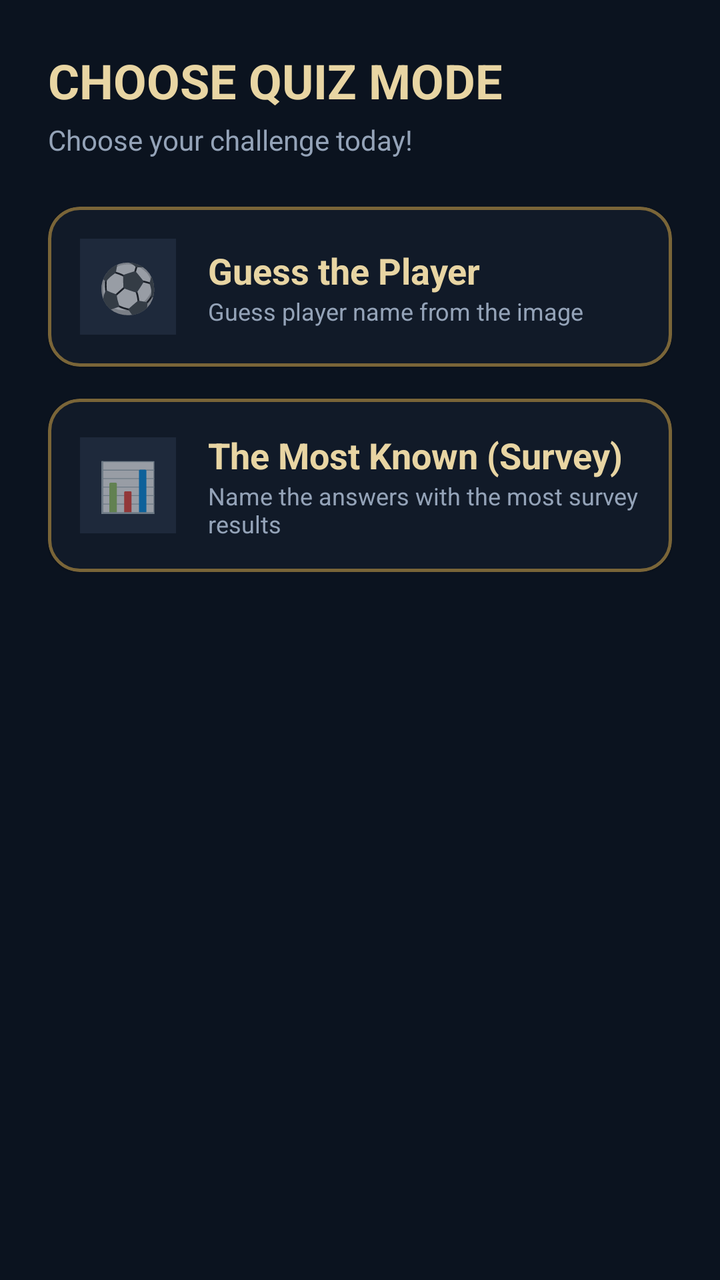
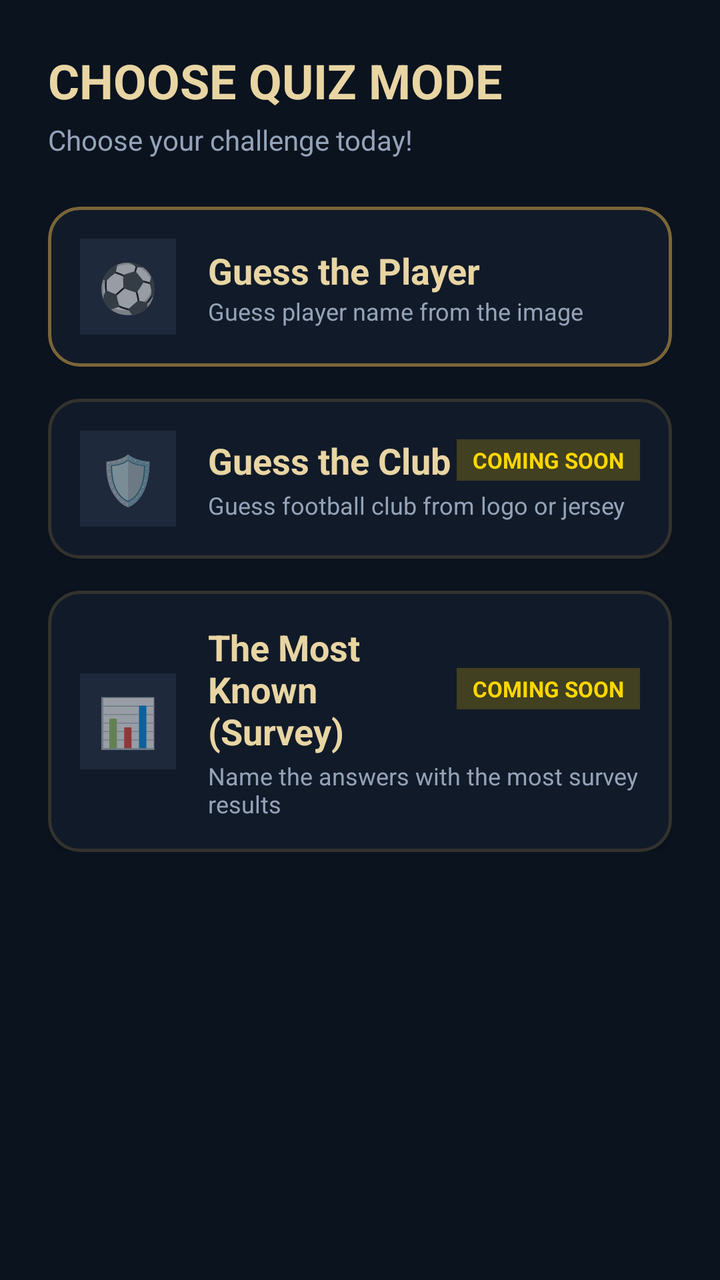

Two renders of the same Android screen: before a commit and after it. Below are the layout's source before the change and the commit's diff.
<!-- AndroidManifest.xml: application theme Theme.KuisTebakBola -->
<!-- res/layout/activity_category.xml -->
<?xml version="1.0" encoding="utf-8"?>
<RelativeLayout xmlns:android="http://schemas.android.com/apk/res/android"
    xmlns:app="http://schemas.android.com/apk/res-auto"
    android:layout_width="match_parent"
    android:layout_height="match_parent"
    android:background="#0B131F">

    
    <LinearLayout
        android:id="@+id/headerLayout"
        android:layout_width="match_parent"
        android:layout_height="wrap_content"
        android:orientation="vertical"
        android:padding="24dp">

        <TextView
            android:layout_width="wrap_content"
            android:layout_height="wrap_content"
            android:text="@string/title_choose_mode"
            android:textColor="#E8D5A3"
            android:textSize="24sp"
            android:textStyle="bold" />

        <TextView
            android:layout_width="wrap_content"
            android:layout_height="wrap_content"
            android:layout_marginTop="4dp"
            android:text="@string/subtitle_choose_mode"
            android:textColor="#94A3B8"
            android:textSize="14sp" />
    </LinearLayout>

    
    <LinearLayout
        android:layout_width="match_parent"
        android:layout_height="wrap_content"
        android:layout_below="@id/headerLayout"
        android:orientation="vertical"
        android:paddingHorizontal="24dp">

        
        <com.google.android.material.card.MaterialCardView
            android:id="@+id/cardTebakPemain"
            android:layout_width="match_parent"
            android:layout_height="wrap_content"
            android:layout_marginBottom="16dp"
            android:clickable="true"
            android:focusable="true"
            app:cardBackgroundColor="#111A28"
            app:cardCornerRadius="16dp"
            app:strokeColor="#7A6538"
            app:strokeWidth="1.5dp">

            <LinearLayout
                android:layout_width="match_parent"
                android:layout_height="wrap_content"
                android:gravity="center_vertical"
                android:orientation="horizontal"
                android:padding="16dp">

                <TextView
                    android:layout_width="48dp"
                    android:layout_height="48dp"
                    android:background="#1E293B"
                    android:gravity="center"
                    android:text="⚽"
                    android:textSize="24sp" />

                <LinearLayout
                    android:layout_width="0dp"
                    android:layout_height="wrap_content"
                    android:layout_marginStart="16dp"
                    android:layout_weight="1"
                    android:orientation="vertical">

                    <TextView
                        android:layout_width="wrap_content"
                        android:layout_height="wrap_content"
                        android:text="@string/mode_guess_player"
                        android:textColor="#E8D5A3"
                        android:textSize="18sp"
                        android:textStyle="bold" />

                    <TextView
                        android:layout_width="wrap_content"
                        android:layout_height="wrap_content"
                        android:text="@string/desc_guess_player"
                        android:textColor="#94A3B8"
                        android:textSize="12sp" />
                </LinearLayout>
            </LinearLayout>
        </com.google.android.material.card.MaterialCardView>

        
        <com.google.android.material.card.MaterialCardView
            android:id="@+id/cardSurvey"
            android:layout_width="match_parent"
            android:layout_height="wrap_content"
            android:clickable="true"
            android:focusable="true"
            app:cardBackgroundColor="#111A28"
            app:cardCornerRadius="16dp"
            app:strokeColor="#7A6538"
            app:strokeWidth="1.5dp">

            <LinearLayout
                android:layout_width="match_parent"
                android:layout_height="wrap_content"
                android:gravity="center_vertical"
                android:orientation="horizontal"
                android:padding="16dp">

                <TextView
                    android:layout_width="48dp"
                    android:layout_height="48dp"
                    android:background="#1E293B"
                    android:gravity="center"
                    android:text="📊"
                    android:textSize="24sp" />

                <LinearLayout
                    android:layout_width="0dp"
                    android:layout_height="wrap_content"
                    android:layout_marginStart="16dp"
                    android:layout_weight="1"
                    android:orientation="vertical">

                    <TextView
                        android:layout_width="wrap_content"
                        android:layout_height="wrap_content"
                        android:text="@string/mode_survey"
                        android:textColor="#E8D5A3"
                        android:textSize="18sp"
                        android:textStyle="bold" />

                    <TextView
                        android:layout_width="wrap_content"
                        android:layout_height="wrap_content"
                        android:text="@string/desc_survey"
                        android:textColor="#94A3B8"
                        android:textSize="12sp" />
                </LinearLayout>
            </LinearLayout>
        </com.google.android.material.card.MaterialCardView>

    </LinearLayout>

    
    <FrameLayout
        android:id="@+id/adViewContainer"
        android:layout_width="match_parent"
        android:layout_height="wrap_content"
        android:layout_alignParentBottom="true"
        android:background="#050A10" />

</RelativeLayout>
<!-- resources referenced by this layout -->
<resources>
  <string name="desc_guess_player">Guess player name from the image</string>
  <string name="desc_survey">Name the answers with the most survey results</string>
  <string name="mode_guess_player">Guess the Player</string>
  <string name="mode_survey">The Most Known (Survey)</string>
  <string name="subtitle_choose_mode">Choose your challenge today!</string>
  <string name="title_choose_mode">CHOOSE QUIZ MODE</string>
  <style name="Theme.KuisTebakBola" parent="Theme.MaterialComponents.DayNight.NoActionBar">
          
          <item name="colorPrimary">@color/purple_500</item>
          <item name="colorPrimaryVariant">@color/purple_700</item>
          <item name="colorOnPrimary">@color/white</item>
          
          <item name="colorSecondary">@color/teal_200</item>
          <item name="colorSecondaryVariant">@color/teal_700</item>
          <item name="colorOnSecondary">@color/black</item>
          
      </style>
  <color name="purple_500">#FF6200EE</color>
  <color name="purple_700">#FF3700B3</color>
  <color name="white">#FFFFFFFF</color>
  <color name="teal_200">#FF03DAC5</color>
  <color name="teal_700">#FF018786</color>
  <color name="black">#FF000000</color>
</resources>

<!-- the commit's change to res/layout/activity_category.xml (unified diff, before → after) -->
@@ -93,14 +93,88 @@
 
         
         <com.google.android.material.card.MaterialCardView
-            android:id="@+id/cardSurvey"
+            android:id="@+id/cardTebakKlub"
             android:layout_width="match_parent"
             android:layout_height="wrap_content"
+            android:layout_marginBottom="16dp"
             android:clickable="true"
             android:focusable="true"
             app:cardBackgroundColor="#111A28"
             app:cardCornerRadius="16dp"
-            app:strokeColor="#7A6538"
+            app:strokeColor="#557A6538"
+            app:strokeWidth="1.5dp">
+
+            <LinearLayout
+                android:layout_width="match_parent"
+                android:layout_height="wrap_content"
+                android:gravity="center_vertical"
+                android:orientation="horizontal"
+                android:padding="16dp">
+
+                <TextView
+                    android:layout_width="48dp"
+                    android:layout_height="48dp"
+                    android:background="#1E293B"
+                    android:gravity="center"
+                    android:text="🛡️"
+                    android:textSize="24sp" />
+
+                <LinearLayout
+                    android:layout_width="0dp"
+                    android:layout_height="wrap_content"
+                    android:layout_marginStart="16dp"
+                    android:layout_weight="1"
+                    android:orientation="vertical">
+
+                    <LinearLayout
+                        android:layout_width="match_parent"
+                        android:layout_height="wrap_content"
+                        android:gravity="center_vertical"
+                        android:orientation="horizontal">
+
+                        <TextView
+                            android:layout_width="0dp"
+                            android:layout_height="wrap_content"
+                            android:layout_weight="1"
+                            android:text="@string/mode_guess_club"
+                            android:textColor="#E8D5A3"
+                            android:textSize="18sp"
+                            android:textStyle="bold" />
+
+                        
+                        <TextView
+                            android:layout_width="wrap_content"
+                            android:layout_height="wrap_content"
+                            android:background="#33FFD700"
+                            android:paddingHorizontal="8dp"
+                            android:paddingVertical="3dp"
+                            android:text="@string/badge_coming_soon"
+                            android:textColor="#FFD700"
+                            android:textSize="11sp"
+                            android:textStyle="bold" />
+                    </LinearLayout>
+
+                    <TextView
+                        android:layout_width="wrap_content"
+                        android:layout_height="wrap_content"
+                        android:layout_marginTop="2dp"
+                        android:text="@string/desc_guess_club"
+                        android:textColor="#94A3B8"
+                        android:textSize="12sp" />
+                </LinearLayout>
+            </LinearLayout>
+        </com.google.android.material.card.MaterialCardView>
+
+        
+        <com.google.android.material.card.MaterialCardView
+            android:id="@+id/cardSurvey"
+            android:layout_width="match_parent"
+            android:layout_height="wrap_content"
+            android:clickable="true"
+            android:focusable="true"
+            app:cardBackgroundColor="#111A28"
+            app:cardCornerRadius="16dp"
+            app:strokeColor="#557A6538"
             app:strokeWidth="1.5dp">
 
             <LinearLayout
@@ -125,17 +199,38 @@
                     android:layout_weight="1"
                     android:orientation="vertical">
 
-                    <TextView
-                        android:layout_width="wrap_content"
-                        android:layout_height="wrap_content"
-                        android:text="@string/mode_survey"
-                        android:textColor="#E8D5A3"
-                        android:textSize="18sp"
-                        android:textStyle="bold" />
-
-                    <TextView
-                        android:layout_width="wrap_content"
-                        android:layout_height="wrap_content"
+                    <LinearLayout
+                        android:layout_width="match_parent"
+                        android:layout_height="wrap_content"
+                        android:gravity="center_vertical"
+                        android:orientation="horizontal">
+
+                        <TextView
+                            android:layout_width="0dp"
+                            android:layout_height="wrap_content"
+                            android:layout_weight="1"
+                            android:text="@string/mode_survey"
+                            android:textColor="#E8D5A3"
+                            android:textSize="18sp"
+                            android:textStyle="bold" />
+
+                        
+                        <TextView
+                            android:layout_width="wrap_content"
+                            android:layout_height="wrap_content"
+                            android:background="#33FFD700"
+                            android:paddingHorizontal="8dp"
+                            android:paddingVertical="3dp"
+                            android:text="@string/badge_coming_soon"
+                            android:textColor="#FFD700"
+                            android:textSize="11sp"
+                            android:textStyle="bold" />
+                    </LinearLayout>
+
+                    <TextView
+                        android:layout_width="wrap_content"
+                        android:layout_height="wrap_content"
+                        android:layout_marginTop="2dp"
                         android:text="@string/desc_survey"
                         android:textColor="#94A3B8"
                         android:textSize="12sp" />
<!-- resource entries referenced after the edit -->
@@ -1,7 +1,10 @@
 <!-- resources referenced by this layout -->
 <resources>
+  <string name="badge_coming_soon">COMING SOON</string>
+  <string name="desc_guess_club">Guess football club from logo or jersey</string>
   <string name="desc_guess_player">Guess player name from the image</string>
   <string name="desc_survey">Name the answers with the most survey results</string>
+  <string name="mode_guess_club">Guess the Club</string>
   <string name="mode_guess_player">Guess the Player</string>
   <string name="mode_survey">The Most Known (Survey)</string>
   <string name="subtitle_choose_mode">Choose your challenge today!</string>
